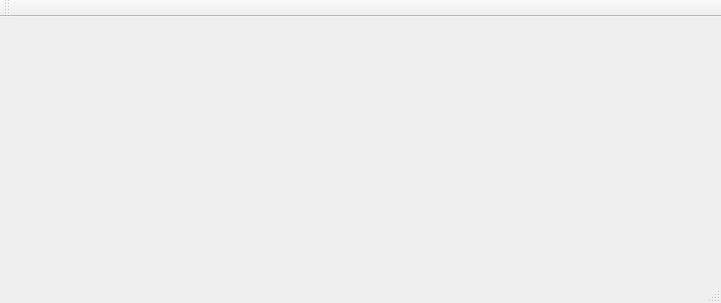
Qt form DaRoca/DaRoca-Admin/FrmDaRoca.ui (MiguelOliveira22/DaRoca) before a commit.
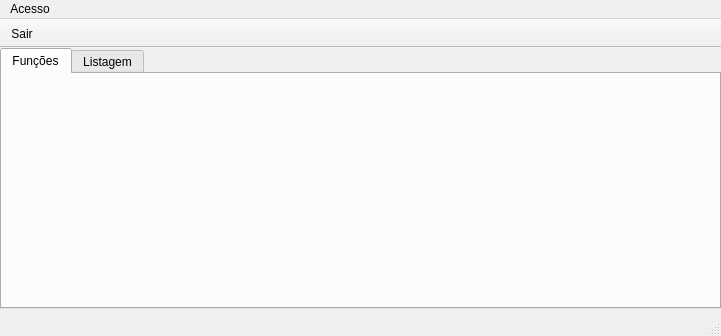
The same form after that commit. Icons and pictures are not drawn.

The edit to the form file:
```diff
--- a/DaRoca/DaRoca-Admin/FrmDaRoca.ui
+++ b/DaRoca/DaRoca-Admin/FrmDaRoca.ui
@@ -7,35 +7,106 @@
     <x>0</x>
     <y>0</y>
     <width>721</width>
-    <height>303</height>
+    <height>336</height>
    </rect>
   </property>
   <property name="windowTitle">
    <string>MainWindow</string>
   </property>
-  <widget class="QWidget" name="centralwidget"/>
+  <widget class="QWidget" name="centralwidget">
+   <widget class="QTabWidget" name="tabWidget">
+    <property name="geometry">
+     <rect>
+      <x>0</x>
+      <y>0</y>
+      <width>721</width>
+      <height>261</height>
+     </rect>
+    </property>
+    <property name="currentIndex">
+     <number>0</number>
+    </property>
+    <widget class="QWidget" name="tabAction">
+     <property name="enabled">
+      <bool>true</bool>
+     </property>
+     <attribute name="title">
+      <string>Funções</string>
+     </attribute>
+    </widget>
+    <widget class="QWidget" name="tabList">
+     <attribute name="title">
+      <string>Listagem</string>
+     </attribute>
+    </widget>
+   </widget>
+  </widget>
   <widget class="QMenuBar" name="menubar">
    <property name="geometry">
     <rect>
      <x>0</x>
      <y>0</y>
      <width>721</width>
-     <height>21</height>
+     <height>18</height>
     </rect>
    </property>
+   <widget class="QMenu" name="menuSair">
+    <property name="title">
+     <string>Acesso</string>
+    </property>
+    <addaction name="actionLogin"/>
+    <addaction name="separator"/>
+    <addaction name="actionSair_2"/>
+   </widget>
+   <addaction name="menuSair"/>
   </widget>
   <widget class="QStatusBar" name="statusbar"/>
   <widget class="QToolBar" name="toolBar">
    <property name="windowTitle">
     <string>toolBar</string>
    </property>
+   <property name="movable">
+    <bool>false</bool>
+   </property>
+   <property name="toolButtonStyle">
+    <enum>Qt::ToolButtonIconOnly</enum>
+   </property>
+   <property name="floatable">
+    <bool>true</bool>
+   </property>
    <attribute name="toolBarArea">
     <enum>TopToolBarArea</enum>
    </attribute>
    <attribute name="toolBarBreak">
     <bool>false</bool>
    </attribute>
+   <addaction name="actionSair"/>
   </widget>
+  <action name="actionSair">
+   <property name="icon">
+    <iconset resource="arquives.qrc">
+     <normaloff>:/resourcesMain/resources/CLOSE1.BMP</normaloff>:/resourcesMain/resources/CLOSE1.BMP</iconset>
+   </property>
+   <property name="text">
+    <string>Sair</string>
+   </property>
+   <property name="toolTip">
+    <string>Sai E Fecha O Programa</string>
+   </property>
+   <property name="shortcut">
+    <string>Ctrl+L</string>
+   </property>
+  </action>
+  <action name="actionLogin">
+   <property name="text">
+    <string>Login</string>
+   </property>
+  </action>
+  <action name="actionSair_2">
+   <property name="text">
+    <string>Sair</string>
+   </property>
+  </action>
  </widget>
  <resources/>
  <connections/>
```
Left out of the diff: 4 changed lines with no effect on the pictures.
